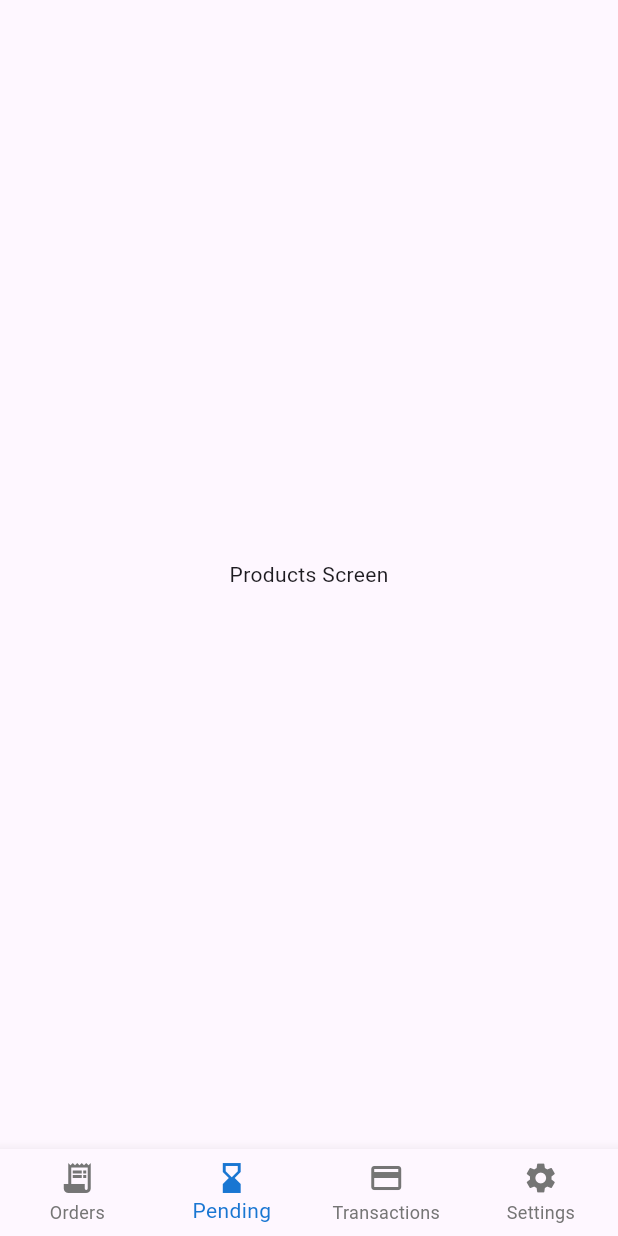
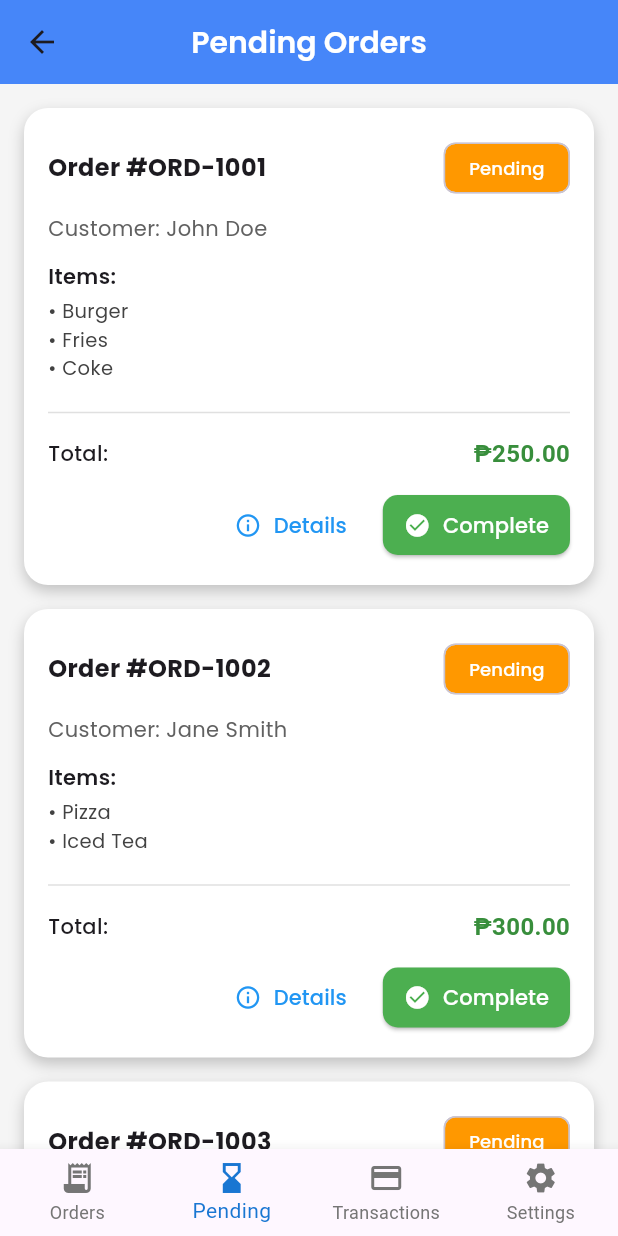
Before and after one commit to kurt0542/quick_pos, a Flutter app: the CashierMobileNavigation screen opened directly, item 2 of the bottom bar chosen, on a phone screen of 412 x 824 dp. Run offline on Flutter 3.47's test engine with Material 3 defaults, Android fonts, the phone set to English and light mode, and no system bars; our stand-ins replace google_fonts.

Commit message:
added pending order screen

```diff
--- a/lib/presentation/screens/cashier/cashier_mobile_navigation.dart
+++ b/lib/presentation/screens/cashier/cashier_mobile_navigation.dart
@@ -1,4 +1,6 @@
 import 'package:flutter/material.dart';
+import 'package:quick_pos/presentation/screens/cashier/orders/cashier_mobile_order_screen.dart';
+import 'package:quick_pos/presentation/screens/cashier/pending/cashier_mobile_pending_screen.dart';
 
 class CashierMobileNavigation extends StatefulWidget {
   const CashierMobileNavigation({super.key});
@@ -11,8 +13,8 @@ class _CashierMobileNavigationState extends State<CashierMobileNavigation> {
   int _selectedIndex = 0;
 
   final List<Widget> _screens = [
-    Center(child: Text("Orders Screen")),
-    Center(child: Text("Products Screen")),
+    Center(child: CashierMobileOrderScreen()),
+    Center(child: CashierMobilePendingScreen()),
     Center(child: Text("Payments Screen")),
     Center(child: Text("Reports Screen")),
     Center(child: Text("Settings Screen")),
--- /dev/null
+++ b/lib/presentation/screens/cashier/pending/cashier_mobile_pending_screen.dart
@@ -0,0 +1,88 @@
+import 'package:flutter/material.dart';
+import 'package:google_fonts/google_fonts.dart';
+import 'package:quick_pos/presentation/widgets/pending_order_card.dart';
+
+class CashierMobilePendingScreen extends StatefulWidget {
+  const CashierMobilePendingScreen({super.key});
+
+  @override
+  State<CashierMobilePendingScreen> createState() =>
+      _CashierMobilePendingScreenState();
+}
+
+class _CashierMobilePendingScreenState extends State<CashierMobilePendingScreen> {
+  List<Map<String, dynamic>> pendingOrders = [
+    {
+      "orderId": "ORD-1001",
+      "customer": "John Doe",
+      "items": ["Burger", "Fries", "Coke"],
+      "total": 250.00,
+      "status": "Pending",
+    },
+    {
+      "orderId": "ORD-1002",
+      "customer": "Jane Smith",
+      "items": ["Pizza", "Iced Tea"],
+      "total": 300.00,
+      "status": "Pending",
+    },
+    {
+      "orderId": "ORD-1003",
+      "customer": "Mark Lee",
+      "items": ["Pasta", "Garlic Bread"],
+      "total": 280.00,
+      "status": "Pending",
+    },
+  ];
+
+  void markOrderComplete(int index) {
+    final order = pendingOrders[index];
+    setState(() {
+      pendingOrders.removeAt(index);
+    });
+    ScaffoldMessenger.of(context).showSnackBar(
+      SnackBar(content: Text("Order ${order['orderId']} marked complete")),
+    );
+  }
+
+  @override
+  Widget build(BuildContext context) {
+    return Scaffold(
+      backgroundColor: const Color(0xfff5f5f5),
+      appBar: AppBar(
+        title: Text(
+          "Pending Orders",
+          style: GoogleFonts.poppins(
+            fontWeight: FontWeight.w600,
+            fontSize: 20,
+            color: Colors.white,
+          ),
+        ),
+        backgroundColor: Colors.blueAccent,
+        centerTitle: true,
+        elevation: 2,
+      ),
+      body: pendingOrders.isEmpty
+          ? Center(
+        child: Text(
+          "No pending orders",
+          style: GoogleFonts.poppins(
+            fontSize: 16,
+            color: Colors.grey[600],
+          ),
+        ),
+      )
+          : ListView.builder(
+        padding: const EdgeInsets.all(16),
+        itemCount: pendingOrders.length,
+        itemBuilder: (context, index) {
+          final order = pendingOrders[index];
+          return PendingOrderCard(
+            order: order,
+            onComplete: () => markOrderComplete(index),
+          );
+        },
+      ),
+    );
+  }
+}
--- /dev/null
+++ b/lib/presentation/widgets/pending_order_card.dart
@@ -0,0 +1,176 @@
+import 'package:flutter/material.dart';
+import 'package:google_fonts/google_fonts.dart';
+
+class PendingOrderCard extends StatelessWidget {
+  final Map<String, dynamic> order;
+  final VoidCallback onComplete;
+
+  const PendingOrderCard({
+    super.key,
+    required this.order,
+    required this.onComplete,
+  });
+
+  @override
+  Widget build(BuildContext context) {
+    return Container(
+      margin: const EdgeInsets.only(bottom: 16),
+      decoration: BoxDecoration(
+        color: Colors.white,
+        borderRadius: BorderRadius.circular(16),
+        boxShadow: [
+          BoxShadow(
+            color: Colors.black.withAlpha(55),
+            blurRadius: 8,
+            offset: const Offset(0, 4),
+          ),
+        ],
+      ),
+      child: Padding(
+        padding: const EdgeInsets.all(16),
+        child: Column(
+          crossAxisAlignment: CrossAxisAlignment.start,
+          children: [
+            Row(
+              mainAxisAlignment: MainAxisAlignment.spaceBetween,
+              children: [
+                Text(
+                  "Order #${order['orderId']}",
+                  style: GoogleFonts.poppins(
+                    fontWeight: FontWeight.bold,
+                    fontSize: 16,
+                  ),
+                ),
+                Chip(
+                  label: Text(
+                    order['status'],
+                    style: GoogleFonts.poppins(
+                      fontSize: 12,
+                      color: Colors.white,
+                    ),
+                  ),
+                  backgroundColor: Colors.orange,
+                  padding: const EdgeInsets.symmetric(horizontal: 8),
+                ),
+              ],
+            ),
+
+            const SizedBox(height: 6),
+
+            Text(
+              "Customer: ${order['customer']}",
+              style: GoogleFonts.poppins(fontSize: 14, color: Colors.grey[700]),
+            ),
+
+            const SizedBox(height: 12),
+
+            Text(
+              "Items:",
+              style: GoogleFonts.poppins(
+                fontWeight: FontWeight.w600,
+                fontSize: 14,
+              ),
+            ),
+            const SizedBox(height: 4),
+            Column(
+              crossAxisAlignment: CrossAxisAlignment.start,
+              children: (order['items'] as List<String>)
+                  .map(
+                    (item) => Text(
+                      "• $item",
+                      style: GoogleFonts.poppins(
+                        fontSize: 13,
+                        color: Colors.grey[800],
+                      ),
+                    ),
+                  )
+                  .toList(),
+            ),
+
+            const SizedBox(height: 12),
+            Divider(color: Colors.grey[300]),
+            const SizedBox(height: 8),
+
+            Row(
+              mainAxisAlignment: MainAxisAlignment.spaceBetween,
+              children: [
+                Text(
+                  "Total:",
+                  style: GoogleFonts.poppins(
+                    fontWeight: FontWeight.w500,
+                    fontSize: 14,
+                  ),
+                ),
+                Text(
+                  "₱${(order['total'] as num).toStringAsFixed(2)}",
+                  style: TextStyle(
+                    fontWeight: FontWeight.bold,
+                    fontSize: 16,
+                    color: Colors.green[700],
+                  ),
+                ),
+              ],
+            ),
+
+            const SizedBox(height: 12),
+
+            Row(
+              mainAxisAlignment: MainAxisAlignment.end,
+              children: [
+                TextButton.icon(
+                  onPressed: () {
+                    ScaffoldMessenger.of(context).showSnackBar(
+                      SnackBar(
+                        content: Text(
+                          "Viewing details for ${order['orderId']}",
+                        ),
+                      ),
+                    );
+                  },
+                  icon: const Icon(
+                    Icons.info_outline,
+                    size: 18,
+                    color: Colors.blue,
+                  ),
+                  label: Text(
+                    "Details",
+                    style: GoogleFonts.poppins(
+                      fontSize: 14,
+                      color: Colors.blue,
+                    ),
+                  ),
+                ),
+                const SizedBox(width: 8),
+                ElevatedButton.icon(
+                  style: ElevatedButton.styleFrom(
+                    backgroundColor: Colors.green,
+                    shape: RoundedRectangleBorder(
+                      borderRadius: BorderRadius.circular(10),
+                    ),
+                    padding: const EdgeInsets.symmetric(
+                      horizontal: 14,
+                      vertical: 8,
+                    ),
+                  ),
+                  onPressed: onComplete,
+                  icon: const Icon(
+                    Icons.check_circle,
+                    size: 18,
+                    color: Colors.white,
+                  ),
+                  label: Text(
+                    "Complete",
+                    style: GoogleFonts.poppins(
+                      fontSize: 14,
+                      color: Colors.white,
+                    ),
+                  ),
+                ),
+              ],
+            ),
+          ],
+        ),
+      ),
+    );
+  }
+}
```
